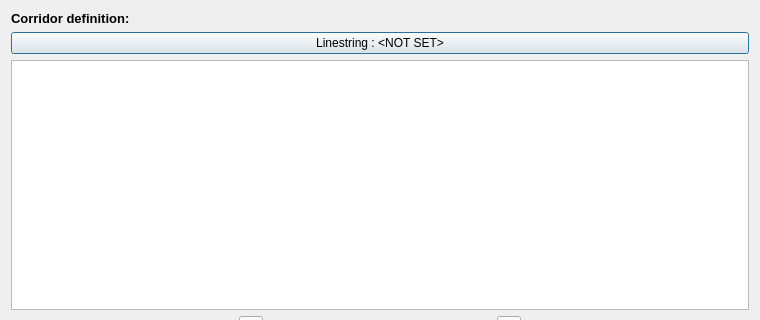
Above: edr_plugin/gui/ui/query_corridor.ui from MetOffice/qgis-plugin-edr before the change; both pictures show x 0 to 760 and y 0 to 320 of the 760 by 664 pixel window. Below: the same form after it.
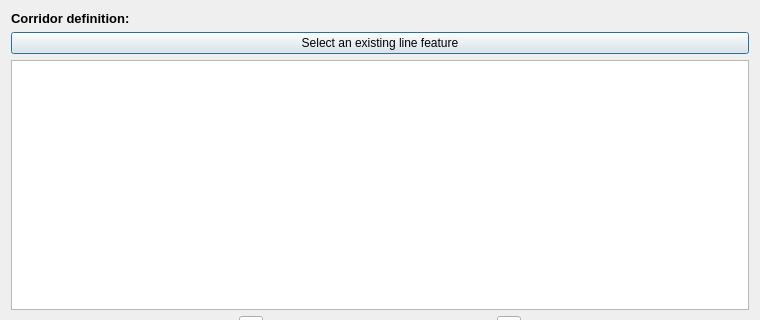
That is the form after the change. Custom widgets are drawn as their Qt base class.

The edit to the form file:
```diff
--- a/edr_plugin/gui/ui/query_corridor.ui
+++ b/edr_plugin/gui/ui/query_corridor.ui
@@ -34,7 +34,7 @@
    <item>
     <widget class="QPushButton" name="line_select_pb">
      <property name="text">
-      <string>Linestring : &lt;NOT SET&gt;</string>
+      <string>Select an existing line feature</string>
      </property>
     </widget>
    </item>
```
